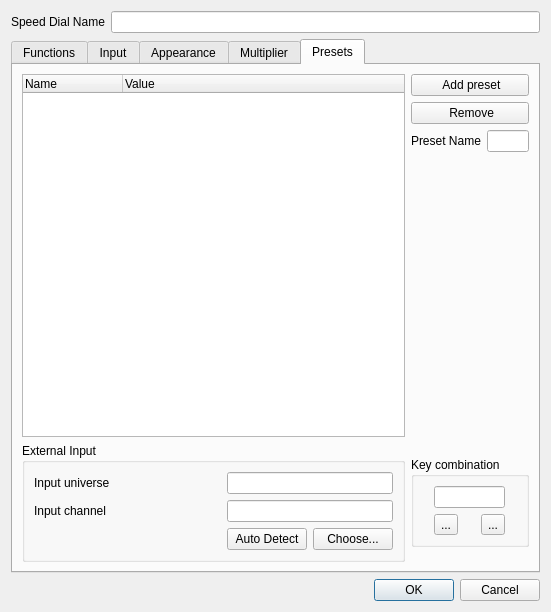
This is ui/src/virtualconsole/vcspeeddialproperties.ui in mcallegari/qlcplus as Qt 5 draws it before an edit. The edited form follows.
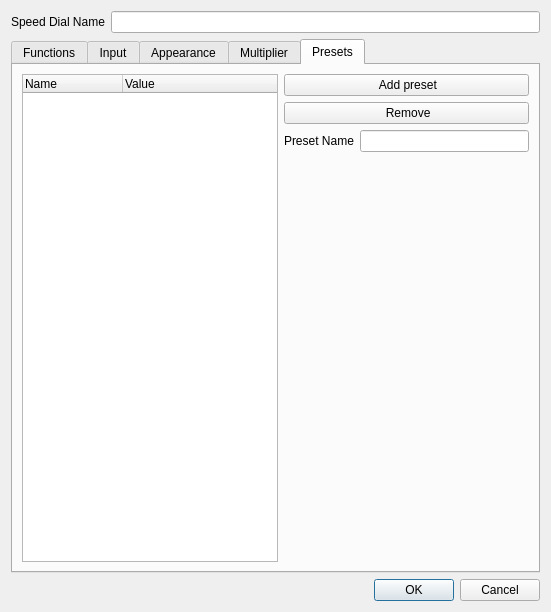
This is the edited form. The open tabs and pages were chosen to show the change. Icons and pictures are not drawn. Custom widgets are drawn as their Qt base class.

Commit message:
UI: fixed SpeedDial and Animation VC widget presets feedbacks
Also allow to use custom feedbacks, by adopting the InputSelectionWidget
Should fix #913

Patch:
```diff
--- a/ui/src/virtualconsole/vcspeeddialproperties.ui
+++ b/ui/src/virtualconsole/vcspeeddialproperties.ui
@@ -373,6 +373,43 @@
       <layout class="QVBoxLayout" name="verticalLayout_3">
        <item>
         <layout class="QGridLayout" name="gridLayout_10">
+         <item row="2" column="2">
+          <widget class="QLineEdit" name="m_presetNameEdit">
+           <property name="toolTip">
+            <string>Preset name</string>
+           </property>
+          </widget>
+         </item>
+         <item row="2" column="1">
+          <widget class="QLabel" name="label_2">
+           <property name="sizePolicy">
+            <sizepolicy hsizetype="Preferred" vsizetype="Fixed">
+             <horstretch>0</horstretch>
+             <verstretch>0</verstretch>
+            </sizepolicy>
+           </property>
+           <property name="text">
+            <string>Preset Name</string>
+           </property>
+          </widget>
+         </item>
+         <item row="9" column="0" colspan="3">
+          <layout class="QVBoxLayout" name="m_presetInputLayout"/>
+         </item>
+         <item row="0" column="1" colspan="2">
+          <widget class="QPushButton" name="m_addPresetButton">
+           <property name="text">
+            <string> Add preset</string>
+           </property>
+           <property name="icon">
+            <iconset resource="../qlcui.qrc">
+             <normaloff>:/edit_add.png</normaloff>:/edit_add.png</iconset>
+           </property>
+          </widget>
+         </item>
+         <item row="3" column="1" colspan="2">
+          <widget class="SpeedDial" name="m_speedDialWidget" native="true"/>
+         </item>
          <item row="0" column="0" rowspan="9">
           <widget class="QTreeWidget" name="m_presetsTree">
            <column>
@@ -387,91 +424,6 @@
            </column>
           </widget>
          </item>
-         <item row="9" column="0">
-          <widget class="QGroupBox" name="m_externalInputGroup">
-           <property name="sizePolicy">
-            <sizepolicy hsizetype="Preferred" vsizetype="Fixed">
-             <horstretch>0</horstretch>
-             <verstretch>0</verstretch>
-            </sizepolicy>
-           </property>
-           <property name="title">
-            <string>External Input</string>
-           </property>
-           <layout class="QGridLayout" name="gridLayout_4">
-            <item row="2" column="0">
-             <spacer name="horizontalSpacer_2">
-              <property name="orientation">
-               <enum>Qt::Horizontal</enum>
-              </property>
-              <property name="sizeHint" stdset="0">
-               <size>
-                <width>298</width>
-                <height>20</height>
-               </size>
-              </property>
-             </spacer>
-            </item>
-            <item row="1" column="1" colspan="2">
-             <widget class="QLineEdit" name="m_presetInputChannelEdit">
-              <property name="toolTip">
-               <string>The particular input channel within the input universe that sends data to this preset button</string>
-              </property>
-              <property name="readOnly">
-               <bool>true</bool>
-              </property>
-             </widget>
-            </item>
-            <item row="2" column="2">
-             <widget class="QPushButton" name="m_choosePresetInputButton">
-              <property name="toolTip">
-               <string>Choose an external input universe &amp; channel that this preset button should listen to</string>
-              </property>
-              <property name="text">
-               <string>Choose...</string>
-              </property>
-             </widget>
-            </item>
-            <item row="2" column="1">
-             <widget class="QPushButton" name="m_adPresetInputButton">
-              <property name="toolTip">
-               <string>When toggled, you can move an external control to assign it to this preset button</string>
-              </property>
-              <property name="text">
-               <string>Auto Detect</string>
-              </property>
-              <property name="checkable">
-               <bool>true</bool>
-              </property>
-             </widget>
-            </item>
-            <item row="0" column="1" colspan="2">
-             <widget class="QLineEdit" name="m_presetInputUniverseEdit">
-              <property name="toolTip">
-               <string>The input universe that sends data to this preset button</string>
-              </property>
-              <property name="readOnly">
-               <bool>true</bool>
-              </property>
-             </widget>
-            </item>
-            <item row="1" column="0">
-             <widget class="QLabel" name="m_inputChannelLabel">
-              <property name="text">
-               <string>Input channel</string>
-              </property>
-             </widget>
-            </item>
-            <item row="0" column="0">
-             <widget class="QLabel" name="m_inputUniverseLabel">
-              <property name="text">
-               <string>Input universe</string>
-              </property>
-             </widget>
-            </item>
-           </layout>
-          </widget>
-         </item>
          <item row="1" column="1" colspan="2">
           <widget class="QPushButton" name="m_removePresetButton">
            <property name="text">
@@ -483,114 +435,6 @@
            </property>
           </widget>
          </item>
-         <item row="0" column="1" colspan="2">
-          <widget class="QPushButton" name="m_addPresetButton">
-           <property name="text">
-            <string> Add preset</string>
-           </property>
-           <property name="icon">
-            <iconset resource="../qlcui.qrc">
-             <normaloff>:/edit_add.png</normaloff>:/edit_add.png</iconset>
-           </property>
-          </widget>
-         </item>
-         <item row="9" column="1" colspan="2">
-          <widget class="QGroupBox" name="groupBox_8">
-           <property name="sizePolicy">
-            <sizepolicy hsizetype="Preferred" vsizetype="Fixed">
-             <horstretch>0</horstretch>
-             <verstretch>0</verstretch>
-            </sizepolicy>
-           </property>
-           <property name="title">
-            <string>Key combination</string>
-           </property>
-           <layout class="QGridLayout" name="gridLayout_11">
-            <property name="leftMargin">
-             <number>3</number>
-            </property>
-            <property name="topMargin">
-             <number>9</number>
-            </property>
-            <property name="rightMargin">
-             <number>3</number>
-            </property>
-            <item row="1" column="0">
-             <widget class="QToolButton" name="m_detachPresetKey">
-              <property name="toolTip">
-               <string>Remove the preset buttons's keyboard shortcut key</string>
-              </property>
-              <property name="text">
-               <string notr="true">...</string>
-              </property>
-              <property name="icon">
-               <iconset resource="../qlcui.qrc">
-                <normaloff>:/fileclose.png</normaloff>:/fileclose.png</iconset>
-              </property>
-              <property name="iconSize">
-               <size>
-                <width>32</width>
-                <height>32</height>
-               </size>
-              </property>
-             </widget>
-            </item>
-            <item row="1" column="1">
-             <widget class="QToolButton" name="m_attachPresetKey">
-              <property name="toolTip">
-               <string>Set a key combination for this preset button</string>
-              </property>
-              <property name="text">
-               <string notr="true">...</string>
-              </property>
-              <property name="icon">
-               <iconset resource="../qlcui.qrc">
-                <normaloff>:/key_bindings.png</normaloff>:/key_bindings.png</iconset>
-              </property>
-              <property name="iconSize">
-               <size>
-                <width>32</width>
-                <height>32</height>
-               </size>
-              </property>
-             </widget>
-            </item>
-            <item row="0" column="0" colspan="2">
-             <widget class="QLineEdit" name="m_presetKeyEdit">
-              <property name="toolTip">
-               <string>Keyboard combination that toggles this preset button</string>
-              </property>
-              <property name="readOnly">
-               <bool>true</bool>
-              </property>
-             </widget>
-            </item>
-           </layout>
-          </widget>
-         </item>
-         <item row="2" column="1">
-          <widget class="QLabel" name="label_2">
-           <property name="sizePolicy">
-            <sizepolicy hsizetype="Preferred" vsizetype="Fixed">
-             <horstretch>0</horstretch>
-             <verstretch>0</verstretch>
-            </sizepolicy>
-           </property>
-           <property name="text">
-            <string>Preset Name</string>
-           </property>
-          </widget>
-         </item>
-         <item row="2" column="2">
-          <widget class="QLineEdit" name="m_presetNameEdit">
-           <property name="toolTip">
-            <string>Preset name</string>
-           </property>
-          </widget>
-         </item>
-         <item row="3" column="1" colspan="2">
-          <widget class="SpeedDial" name="m_speedDialWidget" native="true"/>
-         </item>
         </layout>
        </item>
       </layout>
```
Left out of the diff: 4 changed lines with no effect on the pictures. The commit also changes 9 other files.
